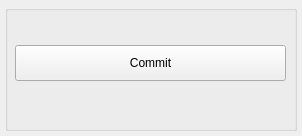
The window that ui/rigit_main.ui (zebraed/rigit) describes before a commit, drawn with Qt 5.
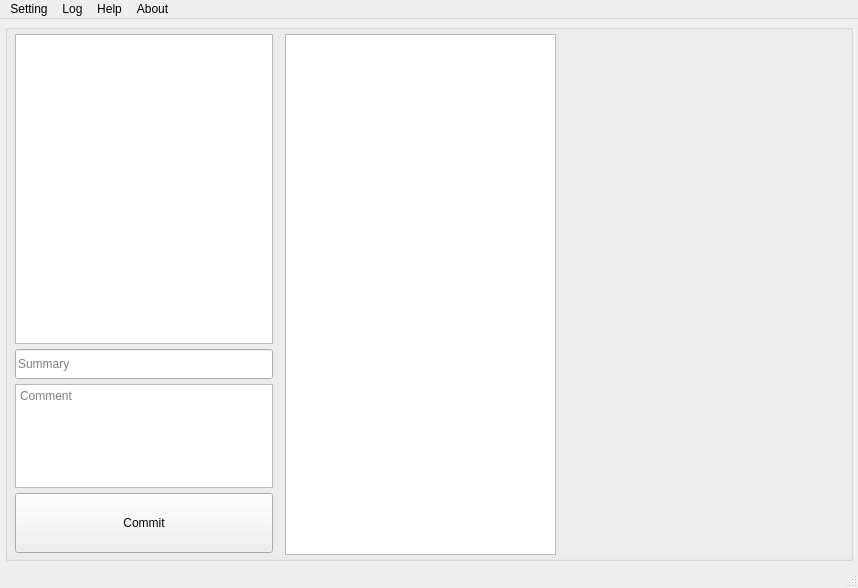
The same window after the commit.

Commit message: add widget.py and move dir

Patch:
```diff
--- a/ui/rigit_main.ui
+++ b/ui/rigit_main.ui
@@ -6,18 +6,30 @@
    <rect>
     <x>0</x>
     <y>0</y>
-    <width>302</width>
-    <height>136</height>
+    <width>858</width>
+    <height>588</height>
    </rect>
   </property>
+  <property name="sizePolicy">
+   <sizepolicy hsizetype="Preferred" vsizetype="Preferred">
+    <horstretch>0</horstretch>
+    <verstretch>1</verstretch>
+   </sizepolicy>
+  </property>
   <property name="windowTitle">
    <string>Rigit</string>
   </property>
   <property name="documentMode">
    <bool>false</bool>
   </property>
-  <widget class="QWidget" name="centralwidget">
-   <layout class="QVBoxLayout" name="topLayout" stretch="0">
+  <widget class="QWidget" name="main_centralwidget">
+   <property name="sizePolicy">
+    <sizepolicy hsizetype="Preferred" vsizetype="Preferred">
+     <horstretch>1</horstretch>
+     <verstretch>0</verstretch>
+    </sizepolicy>
+   </property>
+   <layout class="QHBoxLayout" name="horizontalLayout" stretch="0">
     <property name="spacing">
      <number>5</number>
     </property>
@@ -34,30 +46,255 @@
      <number>5</number>
     </property>
     <item>
-     <widget class="QGroupBox" name="groupBox">
+     <widget class="QGroupBox" name="main_groupBox">
       <property name="enabled">
        <bool>true</bool>
       </property>
+      <property name="sizePolicy">
+       <sizepolicy hsizetype="Expanding" vsizetype="Expanding">
+        <horstretch>1</horstretch>
+        <verstretch>1</verstretch>
+       </sizepolicy>
+      </property>
       <property name="title">
        <string/>
       </property>
-      <widget class="QPushButton" name="commit_pushButton">
+      <property name="flat">
+       <bool>false</bool>
+      </property>
+      <property name="checkable">
+       <bool>false</bool>
+      </property>
+      <widget class="QWidget" name="verticalLayoutWidget">
        <property name="geometry">
         <rect>
          <x>10</x>
-         <y>40</y>
+         <y>10</y>
+         <width>258</width>
+         <height>521</height>
+        </rect>
+       </property>
+       <layout class="QVBoxLayout" name="commit_v_layout" stretch="0,0,0,0">
+        <property name="spacing">
+         <number>5</number>
+        </property>
+        <property name="sizeConstraint">
+         <enum>QLayout::SetDefaultConstraint</enum>
+        </property>
+        <property name="topMargin">
+         <number>0</number>
+        </property>
+        <property name="bottomMargin">
+         <number>0</number>
+        </property>
+        <item>
+         <widget class="QListView" name="fileLog_listView">
+          <property name="sizePolicy">
+           <sizepolicy hsizetype="Expanding" vsizetype="Expanding">
+            <horstretch>0</horstretch>
+            <verstretch>0</verstretch>
+           </sizepolicy>
+          </property>
+          <property name="minimumSize">
+           <size>
+            <width>0</width>
+            <height>280</height>
+           </size>
+          </property>
+          <property name="maximumSize">
+           <size>
+            <width>16777215</width>
+            <height>310</height>
+           </size>
+          </property>
+          <property name="acceptDrops">
+           <bool>false</bool>
+          </property>
+          <property name="autoScrollMargin">
+           <number>7</number>
+          </property>
+         </widget>
+        </item>
+        <item>
+         <widget class="QLineEdit" name="summary_lineEdit">
+          <property name="sizePolicy">
+           <sizepolicy hsizetype="Expanding" vsizetype="Expanding">
+            <horstretch>1</horstretch>
+            <verstretch>0</verstretch>
+           </sizepolicy>
+          </property>
+          <property name="minimumSize">
+           <size>
+            <width>0</width>
+            <height>30</height>
+           </size>
+          </property>
+          <property name="maximumSize">
+           <size>
+            <width>16777215</width>
+            <height>30</height>
+           </size>
+          </property>
+          <property name="placeholderText">
+           <string>Summary</string>
+          </property>
+         </widget>
+        </item>
+        <item>
+         <widget class="QPlainTextEdit" name="comment_textEdit">
+          <property name="sizePolicy">
+           <sizepolicy hsizetype="Expanding" vsizetype="Expanding">
+            <horstretch>1</horstretch>
+            <verstretch>0</verstretch>
+           </sizepolicy>
+          </property>
+          <property name="minimumSize">
+           <size>
+            <width>0</width>
+            <height>0</height>
+           </size>
+          </property>
+          <property name="maximumSize">
+           <size>
+            <width>16777215</width>
+            <height>104</height>
+           </size>
+          </property>
+          <property name="baseSize">
+           <size>
+            <width>0</width>
+            <height>0</height>
+           </size>
+          </property>
+          <property name="cursor" stdset="0">
+           <cursorShape>IBeamCursor</cursorShape>
+          </property>
+          <property name="tabChangesFocus">
+           <bool>true</bool>
+          </property>
+          <property name="placeholderText">
+           <string>Comment</string>
+          </property>
+         </widget>
+        </item>
+        <item>
+         <widget class="QPushButton" name="commit_pushButton">
+          <property name="sizePolicy">
+           <sizepolicy hsizetype="Fixed" vsizetype="Fixed">
+            <horstretch>0</horstretch>
+            <verstretch>1</verstretch>
+           </sizepolicy>
+          </property>
+          <property name="maximumSize">
+           <size>
+            <width>260</width>
+            <height>60</height>
+           </size>
+          </property>
+          <property name="baseSize">
+           <size>
+            <width>0</width>
+            <height>0</height>
+           </size>
+          </property>
+          <property name="layoutDirection">
+           <enum>Qt::LeftToRight</enum>
+          </property>
+          <property name="text">
+           <string>Commit</string>
+          </property>
+         </widget>
+        </item>
+       </layout>
+      </widget>
+      <widget class="QWidget" name="verticalLayoutWidget_2">
+       <property name="geometry">
+        <rect>
+         <x>280</x>
+         <y>10</y>
          <width>271</width>
-         <height>36</height>
+         <height>521</height>
         </rect>
        </property>
-       <property name="text">
-        <string>Commit</string>
-       </property>
+       <layout class="QVBoxLayout" name="verticalLayout">
+        <item>
+         <widget class="QColumnView" name="file_columnView">
+          <property name="selectionMode">
+           <enum>QAbstractItemView::ExtendedSelection</enum>
+          </property>
+         </widget>
+        </item>
+       </layout>
       </widget>
      </widget>
     </item>
    </layout>
   </widget>
+  <widget class="QMenuBar" name="menuBar">
+   <property name="geometry">
+    <rect>
+     <x>0</x>
+     <y>0</y>
+     <width>858</width>
+     <height>21</height>
+    </rect>
+   </property>
+   <widget class="QMenu" name="menuLog">
+    <property name="title">
+     <string>Log</string>
+    </property>
+    <addaction name="actionOpen_Log_Window"/>
+   </widget>
+   <widget class="QMenu" name="menuHelp">
+    <property name="title">
+     <string>Help</string>
+    </property>
+    <addaction name="actionOpen_Help_Document"/>
+    <addaction name="actionOpen_Help_Video"/>
+   </widget>
+   <widget class="QMenu" name="menuAbout">
+    <property name="title">
+     <string>About</string>
+    </property>
+    <addaction name="actionVersion_Info"/>
+   </widget>
+   <widget class="QMenu" name="menuSettings">
+    <property name="title">
+     <string>Setting</string>
+    </property>
+    <addaction name="actionLoad_Settings"/>
+   </widget>
+   <addaction name="menuSettings"/>
+   <addaction name="menuLog"/>
+   <addaction name="menuHelp"/>
+   <addaction name="menuAbout"/>
+  </widget>
+  <widget class="QStatusBar" name="statusBar"/>
+  <action name="actionOpen_Log_Window">
+   <property name="text">
+    <string>Log Window</string>
+   </property>
+  </action>
+  <action name="actionOpen_Help_Document">
+   <property name="text">
+    <string>Open Help Document</string>
+   </property>
+  </action>
+  <action name="actionOpen_Help_Video">
+   <property name="text">
+    <string>Open Help Video</string>
+   </property>
+  </action>
+  <action name="actionVersion_Info">
+   <property name="text">
+    <string>About RiGit</string>
+   </property>
+  </action>
+  <action name="actionLoad_Settings">
+   <property name="text">
+    <string>Load Settings...</string>
+   </property>
+  </action>
  </widget>
  <resources/>
  <connections/>
```
Left out of the diff: 2 changed lines with no effect on the pictures. The commit also changes 4 other files.
